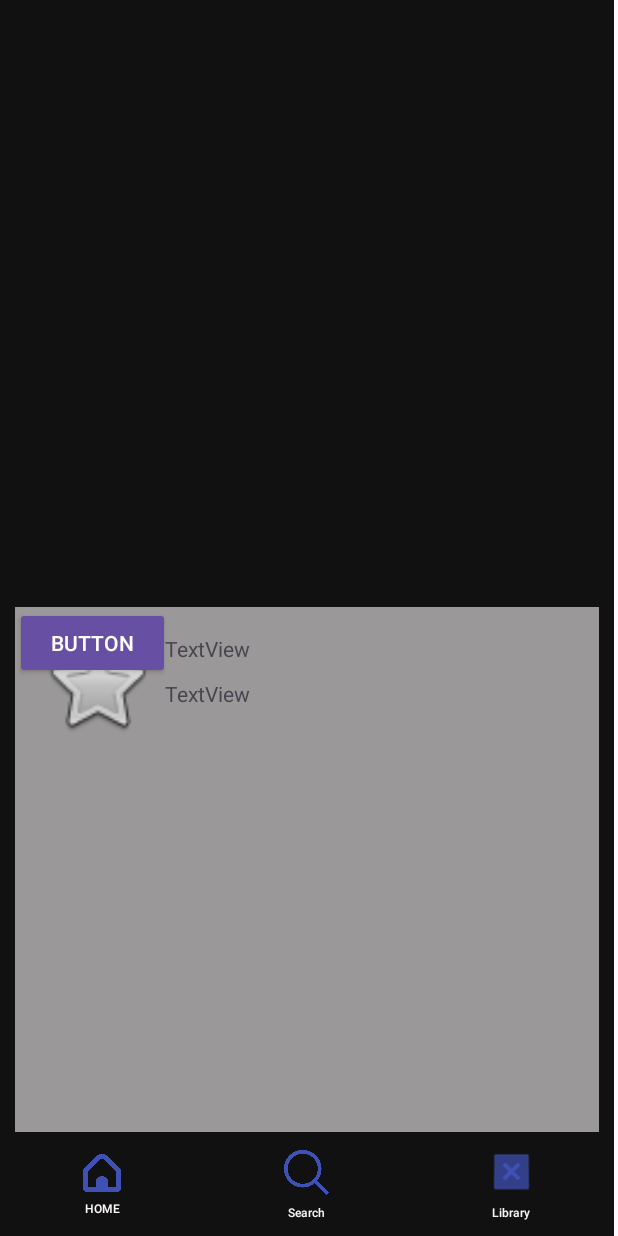
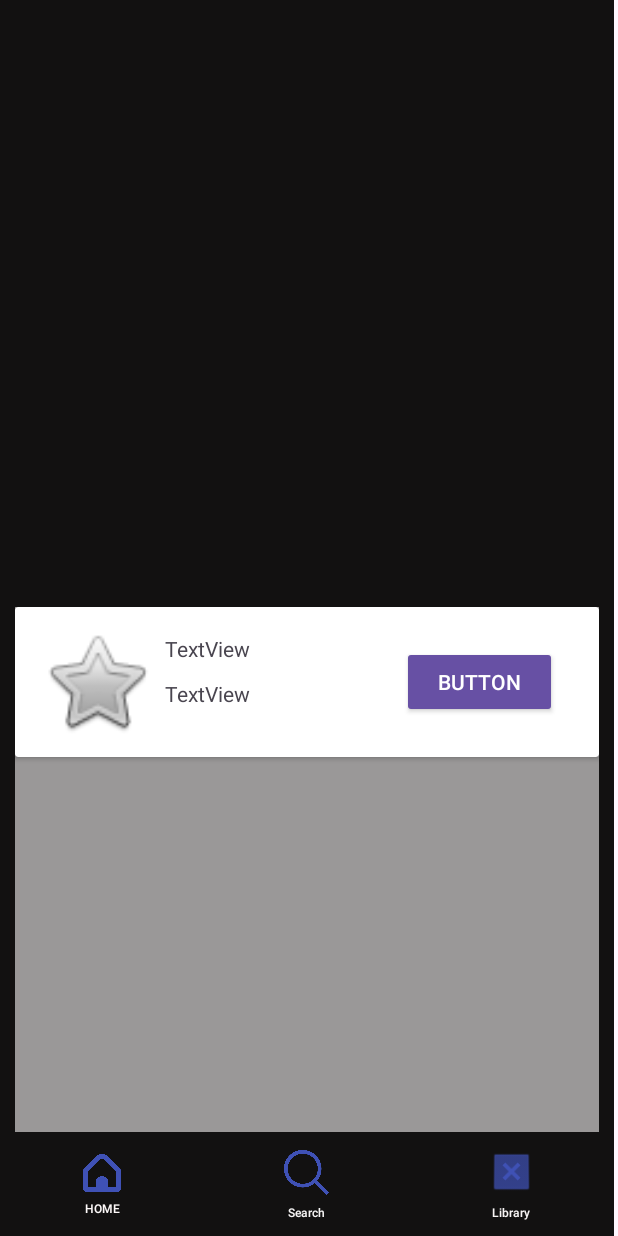
Before and after one commit to Miguel-Perez621/Android_Studio, an Android app: the screen it shows after launch (MainActivity), on a phone screen of 412 x 824 dp. Run offline under Robolectric (Android 15) with nearby library versions, the phone set to English and light mode, and no system bars.

Commit message:
Seguimos con el scroll

```diff
--- a/Ejercicio_Evaluable/app/src/main/res/layout/activity_main.xml
+++ b/Ejercicio_Evaluable/app/src/main/res/layout/activity_main.xml
@@ -80,6 +80,10 @@
             android:layout_height="200dp"
             android:orientation="vertical">
 
+            <androidx.cardview.widget.CardView
+                android:layout_width="match_parent"
+                android:layout_height="wrap_content">
+
                 <androidx.constraintlayout.widget.ConstraintLayout
                     android:layout_width="match_parent"
                     android:layout_height="100dp">
@@ -121,11 +125,14 @@
                         style="@style/Widget.AppCompat.Button.Small"
                         android:layout_width="wrap_content"
                         android:layout_height="wrap_content"
+                        android:layout_marginEnd="28dp"
                         android:text="Button"
-                    tools:layout_editor_absoluteX="244dp"
-                    tools:layout_editor_absoluteY="33dp" />
+                        app:layout_constraintBottom_toBottomOf="parent"
+                        app:layout_constraintEnd_toEndOf="parent"
+                        app:layout_constraintTop_toTopOf="parent" />
 
                 </androidx.constraintlayout.widget.ConstraintLayout>
+            </androidx.cardview.widget.CardView>
         </LinearLayout>
     </androidx.core.widget.NestedScrollView>
 
```
Lines whose indentation alone changed are shown as unchanged.
